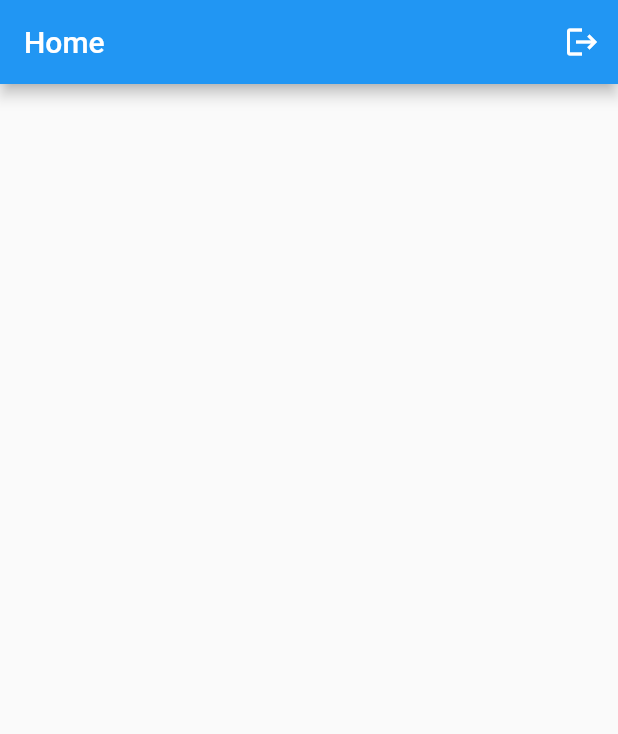
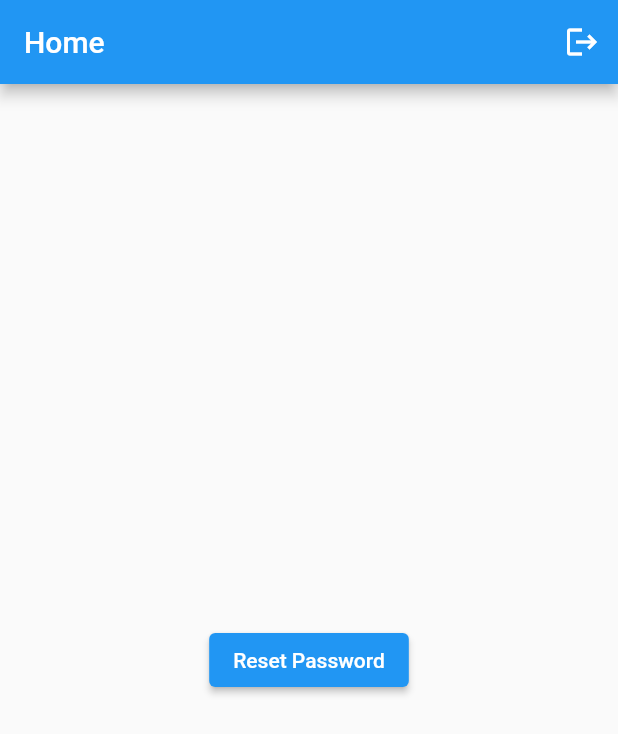
Before and after one commit to mohamdelbehairy/supabase_flutter, a Flutter app: the HomeView screen opened directly, on a phone screen of 412 x 824 dp. Shown: the top 734 px of the screen. Run offline on Flutter 3.47's test engine with Material 3 defaults, Android fonts, the phone set to English and light mode, and no system bars; our stand-ins replace email_validator, flutter_bloc, shared_preferences, supabase_flutter; accounts and stored records are empty.

Commit message:
forget password done

```diff
--- a/lib/features/auth/data/repo/auth_repo.dart
+++ b/lib/features/auth/data/repo/auth_repo.dart
@@ -4,4 +4,5 @@ abstract class AuthRepo {
   Future<AuthResponse> register(String email, String password);
   Future<AuthResponse> login(String email, String password);
   Future<void> logout();
+  Future<void> resetPassword(String email);
 }
--- a/lib/features/auth/presentation/manager/auth/auth_bloc.dart
+++ b/lib/features/auth/presentation/manager/auth/auth_bloc.dart
@@ -55,6 +55,12 @@ class AuthBloc extends Bloc<AuthEvents, AuthStates> {
         await _prefService.clearShared();
         emit(LogoutSuccess());
       }
+
+      if (event is ResetPasswordEvent) {
+        await _authRepo
+            .resetPassword(Supabase.instance.client.auth.currentUser!.email!);
+        emit(ResetPasswordSuccess());
+      }
     });
   }
 
--- a/lib/features/auth/presentation/manager/auth/auth_events.dart
+++ b/lib/features/auth/presentation/manager/auth/auth_events.dart
@@ -11,3 +11,5 @@ final class LoginEvent extends AuthEvents {
 }
 
 final class LogoutEvent extends AuthEvents {}
+
+final class ResetPasswordEvent extends AuthEvents {}
--- a/lib/features/auth/presentation/manager/auth/auth_state.dart
+++ b/lib/features/auth/presentation/manager/auth/auth_state.dart
@@ -10,6 +10,7 @@ final class LoginSuccess extends AuthStates {}
 
 final class LogoutSuccess extends AuthStates {}
 
+final class ResetPasswordSuccess extends AuthStates {}
 
 final class AuthFailure extends AuthStates {
   final String errorMessage;
--- a/lib/features/home/presentation/views/home_view.dart
+++ b/lib/features/home/presentation/views/home_view.dart
@@ -3,9 +3,10 @@ import 'package:flutter_bloc/flutter_bloc.dart';
 import 'package:supabase_flutter_app/features/auth/presentation/manager/auth/auth_bloc.dart';
 import 'package:supabase_flutter_app/features/auth/presentation/manager/auth/auth_events.dart';
 import 'package:supabase_flutter_app/features/auth/presentation/manager/auth/auth_state.dart';
+import 'package:supabase_flutter_app/features/auth/presentation/views/widgets/custom_button.dart';
 
 import '../../../../core/widgets/custom_app_bar.dart';
-import '../../../auth/presentation/views/register_view.dart';
+import 'widgets/custom_logout_button.dart';
 
 class HomeView extends StatelessWidget {
   const HomeView({super.key});
@@ -16,21 +17,30 @@ class HomeView extends StatelessWidget {
       appBar: customAppBar(
           title: "Home",
           automaticallyImplyLeading: false,
-          actions: [
-            BlocListener<AuthBloc, AuthStates>(
-              listener: (context, state) {
-                if (state is LogoutSuccess) {
-                  Navigator.of(context).pushReplacement(MaterialPageRoute(
-                      builder: (context) => const RegisterView()));
-                }
-              },
-              child: IconButton(
-                  onPressed: () async {
-                    context.read<AuthBloc>().add(LogoutEvent());
-                  },
-                  icon: const Icon(Icons.logout)),
-            )
-          ]),
+          actions: [const CustomLogoutButton()]),
+      body: BlocListener<AuthBloc, AuthStates>(
+        listener: (context, state) {
+          if (state is ResetPasswordSuccess) {
+            ScaffoldMessenger.of(context).showSnackBar(const SnackBar(
+                content: Text("Check your email to reset password")));
+          }
+        },
+        child: Column(
+          mainAxisAlignment: MainAxisAlignment.center,
+          children: [
+            Row(
+              mainAxisAlignment: MainAxisAlignment.center,
+              children: [
+                CustomButton(
+                    name: "Reset Password",
+                    onPressed: () {
+                      context.read<AuthBloc>().add(ResetPasswordEvent());
+                    }),
+              ],
+            ),
+          ],
+        ),
+      ),
     );
   }
 }
--- /dev/null
+++ b/lib/features/home/presentation/views/widgets/custom_logout_button.dart
@@ -0,0 +1,28 @@
+import 'package:flutter/material.dart';
+import 'package:flutter_bloc/flutter_bloc.dart';
+
+import '../../../../auth/presentation/manager/auth/auth_bloc.dart';
+import '../../../../auth/presentation/manager/auth/auth_events.dart';
+import '../../../../auth/presentation/manager/auth/auth_state.dart';
+import '../../../../auth/presentation/views/register_view.dart';
+
+class CustomLogoutButton extends StatelessWidget {
+  const CustomLogoutButton({super.key});
+
+  @override
+  Widget build(BuildContext context) {
+    return BlocListener<AuthBloc, AuthStates>(
+      listener: (context, state) {
+        if (state is LogoutSuccess) {
+          Navigator.of(context).pushReplacement(
+              MaterialPageRoute(builder: (context) => const RegisterView()));
+        }
+      },
+      child: IconButton(
+          onPressed: () async {
+            context.read<AuthBloc>().add(LogoutEvent());
+          },
+          icon: const Icon(Icons.logout)),
+    );
+  }
+}
```
Also changed, not shown: lib/features/auth/data/repo/auth_repo_impl.dart (+8 -5 lines).
